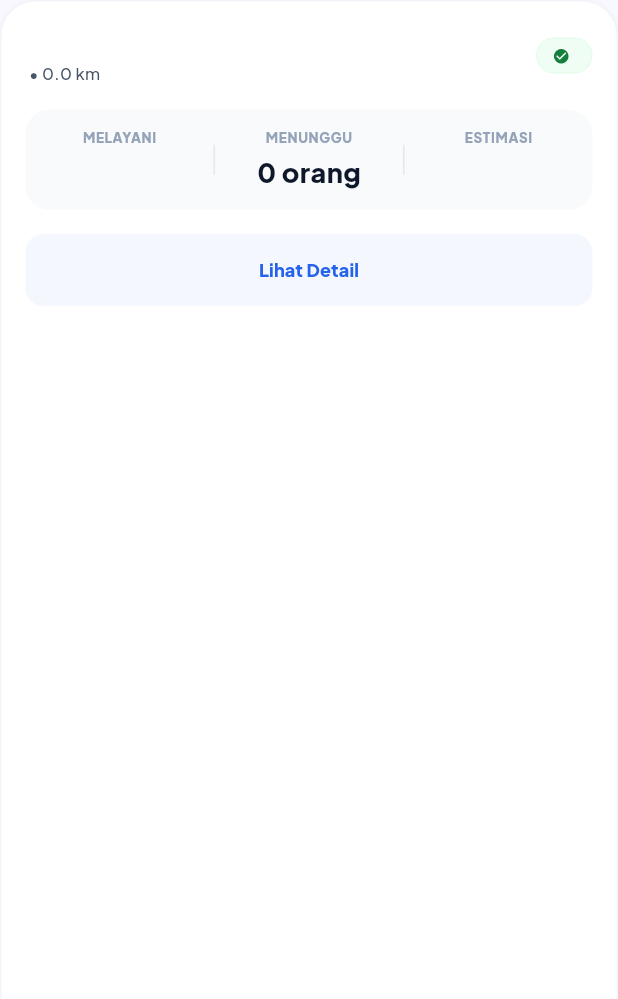
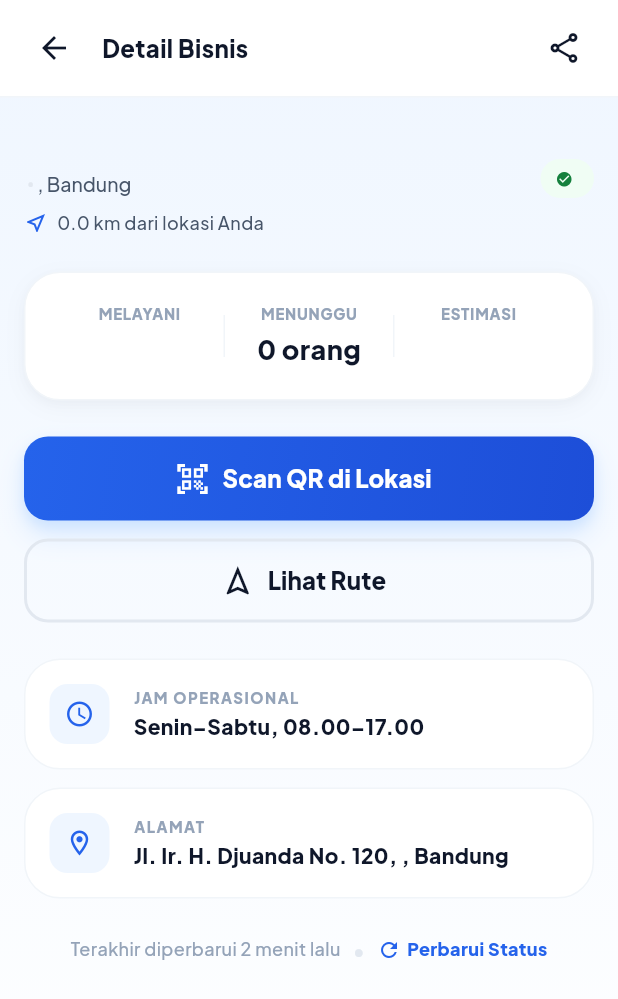
Before and after one commit to fikriandrrhm19/gantian-app, a Flutter app: the MerchantCard widget shown alone on an empty page, opened directly with empty values, after a tap on "Lihat Detail", on a phone screen of 412 x 824 dp. Shown: the top 999 px of the screen. Run offline on Flutter 3.47's test engine with Material 3 defaults, Android fonts, the light colour scheme and no system bars; network calls fail.

Commit message:
feat: integrate live MockAPI endpoint into MerchantController and lock inactive buttons

```diff
--- a/lib/controllers/merchant_controller.dart
+++ b/lib/controllers/merchant_controller.dart
@@ -1,4 +1,6 @@
+import 'dart:convert';
 import 'package:flutter/material.dart';
+import 'package:http/http.dart' as http;
 import '../models/merchant_model.dart';
 
 class MerchantController with ChangeNotifier {
@@ -15,45 +17,19 @@ class MerchantController with ChangeNotifier {
     _errorMessage = "";
     notifyListeners();
 
+    final url = Uri.parse('https://6a53d48b8547b9f7111bd6ee.mockapi.io/api/v1/merchants');
+
     try {
-      await Future.delayed(const Duration(milliseconds: 500));
+      final response = await http.get(url);
 
-      final List<Map<String, dynamic>> mockData = [
-        {
-          "id": "1",
-          "name": "Barbershop Pak Hendra",
-          "type": "Dago",
-          "status": "Buka",
-          "current_queue": "B-05",
-          "waiting_users": 8,
-          "estimated_time": "2j 40m",
-          "distance": 0.8
-        },
-        {
-          "id": "2",
-          "name": "Bengkel Maju Jaya",
-          "type": "Antapani",
-          "status": "Jeda",
-          "current_queue": "C-12",
-          "waiting_users": 3,
-          "estimated_time": "--",
-          "distance": 3.2
-        },
-        {
-          "id": "3",
-          "name": "Apotek Sehat Bersama",
-          "type": "Buah Batu",
-          "status": "Tutup",
-          "current_queue": "--",
-          "waiting_users": 0,
-          "estimated_time": "--",
-          "distance": 5.1
-        }
-      ];
-
-      _merchants = mockData.map((json) => MerchantModel.fromJson(json)).toList();
+      if (response.statusCode == 200) {
+        final List<dynamic> responseData = jsonDecode(response.body);
+        _merchants = responseData.map((json) => MerchantModel.fromJson(json)).toList();
+      } else {
+        _errorMessage = "Gagal mengambil data dari server";
+      }
     } catch (error) {
-      _errorMessage = "Terjadi kesalahan memuat data";
+      _errorMessage = "Terjadi kesalahan jaringan, silakan coba lagi";
     } finally {
       _isLoading = false;
       notifyListeners();
--- a/lib/views/home/widgets/merchant_card.dart
+++ b/lib/views/home/widgets/merchant_card.dart
@@ -1,5 +1,6 @@
 import 'package:flutter/material.dart';
 import '../../../models/merchant_model.dart';
+import '../../merchant_detail/merchant_detail_view.dart';
 
 class MerchantCard extends StatelessWidget {
   final MerchantModel merchant;
@@ -175,7 +176,16 @@ class MerchantCard extends StatelessWidget {
               width: double.infinity,
               height: 48,
               child: TextButton(
-                onPressed: () {},
+                onPressed: isPaused
+                    ? null
+                    : () {
+                        Navigator.push(
+                          context,
+                          MaterialPageRoute(
+                            builder: (context) => MerchantDetailView(merchant: merchant),
+                          ),
+                        );
+                      },
                 style: TextButton.styleFrom(
                   backgroundColor: isPaused ? const Color(0xffF8FAFC) : const Color(0xff2563EB).withOpacity(0.05),
                   shape: RoundedRectangleBorder(borderRadius: BorderRadius.circular(12)),
--- /dev/null
+++ b/lib/views/merchant_detail/merchant_detail_view.dart
@@ -0,0 +1,368 @@
+import 'package:flutter/material.dart';
+import '../../models/merchant_model.dart';
+
+class MerchantDetailView extends StatelessWidget {
+  final MerchantModel merchant;
+
+  const MerchantDetailView({super.key, required this.merchant});
+
+  @override
+  Widget build(BuildContext context) {
+    final bool isClosed = merchant.status.toLowerCase() == 'tutup';
+    final bool isPaused = merchant.status.toLowerCase() == 'jeda';
+
+    return Scaffold(
+      body: Container(
+        decoration: const BoxDecoration(
+          gradient: LinearGradient(
+            begin: Alignment.topCenter,
+            end: Alignment.bottomCenter,
+            colors: [
+              Color(0xffEFF6FF),
+              Color(0xffFFFFFF),
+            ],
+            stops: [0.0, 1.0],
+          ),
+        ),
+        child: SafeArea(
+          child: Column(
+            crossAxisAlignment: CrossAxisAlignment.start,
+            children: [
+              Container(
+                width: double.infinity,
+                padding: const EdgeInsets.symmetric(horizontal: 16, vertical: 12),
+                decoration: const BoxDecoration(
+                  color: Colors.white,
+                  border: Border(bottom: BorderSide(color: Color(0xffF1F5F9), width: 1.0)),
+                ),
+                child: Row(
+                  mainAxisAlignment: MainAxisAlignment.spaceBetween,
+                  children: [
+                    Row(
+                      children: [
+                        GestureDetector(
+                          onTap: () => Navigator.pop(context),
+                          child: Container(
+                            width: 40,
+                            height: 40,
+                            decoration: const BoxDecoration(shape: BoxShape.circle),
+                            child: const Icon(Icons.arrow_back, color: Color(0xff0F172A), size: 24),
+                          ),
+                        ),
+                        const SizedBox(width: 12),
+                        const Text(
+                          'Detail Bisnis',
+                          style: TextStyle(fontSize: 16, fontWeight: FontWeight.bold, color: Color(0xff0F172A), fontFamily: 'Plus Jakarta Sans'),
+                        ),
+                      ],
+                    ),
+                    Container(
+                      width: 40,
+                      height: 40,
+                      decoration: const BoxDecoration(shape: BoxShape.circle),
+                      child: const Icon(Icons.share_outlined, color: Color(0xff0F172A), size: 24),
+                    ),
+                  ],
+                ),
+              ),
+              Expanded(
+                child: ListView(
+                  padding: const EdgeInsets.all(16),
+                  children: [
+                    Row(
+                      mainAxisAlignment: MainAxisAlignment.spaceBetween,
+                      children: [
+                        Expanded(
+                          child: Column(
+                            crossAxisAlignment: CrossAxisAlignment.start,
+                            children: [
+                              Text(
+                                merchant.name,
+                                style: const TextStyle(fontSize: 24, fontWeight: FontWeight.w800, color: Color(0xff0F172A), fontFamily: 'Plus Jakarta Sans', height: 1.25),
+                              ),
+                              const SizedBox(height: 4),
+                              RichText(
+                                text: TextSpan(
+                                  style: const TextStyle(fontSize: 13, fontWeight: FontWeight.w500, color: Color(0xff475569), fontFamily: 'Plus Jakarta Sans'),
+                                  children: [
+                                    TextSpan(text: '${merchant.type} '),
+                                    const TextSpan(text: '•', style: TextStyle(color: Color(0xffE2E8F0))),
+                                    TextSpan(text: ' ${merchant.type}, Bandung'),
+                                  ],
+                                ),
+                              ),
+                              const SizedBox(height: 8),
+                              Row(
+                                children: [
+                                  const Icon(Icons.near_me_outlined, size: 16, color: Color(0xff2563EB)),
+                                  const SizedBox(width: 6),
+                                  Text(
+                                    '${merchant.distance} km dari lokasi Anda',
+                                    style: const TextStyle(fontSize: 12, fontWeight: FontWeight.w500, color: Color(0xff475569), fontFamily: 'Plus Jakarta Sans'),
+                                  ),
+                                ],
+                              ),
+                            ],
+                          ),
+                        ),
+                        Container(
+                          padding: const EdgeInsets.symmetric(horizontal: 10, vertical: 6),
+                          decoration: BoxDecoration(
+                            color: isClosed
+                                ? const Color(0xffE2E8F0)
+                                : (isPaused ? const Color(0xffFFFBEB) : const Color(0xffF0FDF4)),
+                            borderRadius: BorderRadius.circular(9999),
+                          ),
+                          child: Row(
+                            children: [
+                              Icon(
+                                isClosed
+                                    ? Icons.cancel
+                                    : (isPaused ? Icons.pause_circle : Icons.check_circle),
+                                size: 11.67,
+                                color: isClosed
+                                    ? const Color(0xff475569)
+                                    : (isPaused ? const Color(0xffB45309) : const Color(0xff15803D)),
+                              ),
+                              const SizedBox(width: 4),
+                              Text(
+                                merchant.status.toUpperCase(),
+                                style: TextStyle(
+                                  fontSize: 10,
+                                  fontWeight: FontWeight.w800,
+                                  letterSpacing: 0.25,
+                                  color: isClosed
+                                      ? const Color(0xff475569)
+                                      : (isPaused ? const Color(0xffB45309) : const Color(0xff15803D)),
+                                  fontFamily: 'Plus Jakarta Sans',
+                                ),
+                              ),
+                            ],
+                          ),
+                        ),
+                      ],
+                    ),
+                    const SizedBox(height: 24),
+                    Container(
+                      padding: const EdgeInsets.all(20),
+                      decoration: BoxDecoration(
+                        color: Colors.white,
+                        borderRadius: BorderRadius.circular(24),
+                        border: Border.all(color: const Color(0xffF1F5F9)),
+                        boxShadow: [
+                          BoxShadow(
+                            color: const Color(0xff0F172A).withOpacity(0.02),
+                            blurRadius: 4,
+                            offset: const Offset(0, 2),
+                          ),
+                          BoxShadow(
+                            color: const Color(0xff0F172A).withOpacity(0.04),
+                            blurRadius: 12,
+                            offset: const Offset(0, 4),
+                          ),
+                        ],
+                      ),
+                      child: Row(
+                        children: [
+                          Expanded(
+                            child: Column(
+                              children: [
+                                const Text(
+                                  'MELAYANI',
+                                  style: TextStyle(fontSize: 10, fontWeight: FontWeight.bold, letterSpacing: 0.5, color: Color(0xff94A3B8), fontFamily: 'Plus Jakarta Sans'),
+                                ),
+                                const SizedBox(height: 4),
+                                Text(
+                                  merchant.currentQueue,
+                                  style: const TextStyle(fontSize: 18, fontWeight: FontWeight.bold, color: Color(0xff2563EB), fontFamily: 'Plus Jakarta Sans'),
+                                ),
+                              ],
+                            ),
+                          ),
+                          Container(width: 1, height: 28, color: const Color(0xffF1F5F9)),
+                          Expanded(
+                            child: Column(
+                              children: [
+                                const Text(
+                                  'MENUNGGU',
+                                  style: TextStyle(fontSize: 10, fontWeight: FontWeight.bold, letterSpacing: 0.5, color: Color(0xff94A3B8), fontFamily: 'Plus Jakarta Sans'),
+                                ),
+                                const SizedBox(height: 4),
+                                Text(
+                                  '${merchant.waitingUsers} orang',
+                                  style: const TextStyle(fontSize: 18, fontWeight: FontWeight.bold, color: Color(0xff0F172A), fontFamily: 'Plus Jakarta Sans'),
+                                ),
+                              ],
+                            ),
+                          ),
+                          Container(width: 1, height: 28, color: const Color(0xffF1F5F9)),
+                          Expanded(
+                            child: Column(
+                              children: [
+                                const Text(
+                                  'ESTIMASI',
+                                  style: TextStyle(fontSize: 10, fontWeight: FontWeight.bold, letterSpacing: 0.5, color: Color(0xff94A3B8), fontFamily: 'Plus Jakarta Sans'),
+                                ),
+                                const SizedBox(height: 4),
+                                Text(
+                                  merchant.estimatedTime,
+                                  style: TextStyle(fontSize: 18, fontWeight: FontWeight.bold, color: isPaused ? const Color(0xffCBD5E1) : const Color(0xff0F172A), fontFamily: 'Plus Jakarta Sans'),
+                                ),
+                              ],
+                            ),
+                          ),
+                        ],
+                      ),
+                    ),
+                    const SizedBox(height: 24),
+                    Column(
+                      children: [
+                        SizedBox(
+                          width: double.infinity,
+                          height: 56,
+                          child: Container(
+                            decoration: BoxDecoration(
+                              gradient: isClosed || isPaused
+                                  ? null
+                                  : const LinearGradient(
+                                      begin: Alignment.topLeft,
+                                      end: Alignment.bottomRight,
+                                      colors: [Color(0xff2563EB), Color(0xff1D4ED8)],
+                                    ),
+                              color: isClosed || isPaused ? const Color(0xffE2E8F0) : null,
+                              borderRadius: BorderRadius.circular(16),
+                              boxShadow: isClosed || isPaused
+                                  ? []
+                                  : [
+                                      BoxShadow(
+                                        color: const Color(0xffBFDBFE).withOpacity(0.5),
+                                        blurRadius: 6,
+                                        offset: const Offset(0, 4),
+                                      ),
+                                      BoxShadow(
+                                        color: const Color(0xffBFDBFE).withOpacity(0.5),
+                                        blurRadius: 15,
+                                        offset: const Offset(0, 10),
+                                      ),
+                                    ],
+                            ),
+                            child: ElevatedButton.icon(
+                              onPressed: isClosed || isPaused ? null : () {},
+                              icon: const Icon(Icons.qr_code_scanner, color: Colors.white, size: 24),
+                              label: const Text('Scan QR di Lokasi', style: TextStyle(color: Colors.white, fontSize: 16, fontWeight: FontWeight.bold, fontFamily: 'Plus Jakarta Sans')),
+                              style: ElevatedButton.styleFrom(
+                                backgroundColor: Colors.transparent,
+                                shadowColor: Colors.transparent,
+                                shape: RoundedRectangleBorder(borderRadius: BorderRadius.circular(16)),
+                              ),
+                            ),
+                          ),
+                        ),
+                        const SizedBox(height: 12),
+                        SizedBox(
+                          width: double.infinity,
+                          height: 56,
+                          child: OutlinedButton.icon(
+                            onPressed: () {},
+                            icon: const Icon(Icons.navigation_outlined, color: Color(0xff0F172A), size: 24),
+                            label: const Text('Lihat Rute', style: TextStyle(color: Color(0xff0F172A), fontSize: 16, fontWeight: FontWeight.bold, fontFamily: 'Plus Jakarta Sans')),
+                            style: OutlinedButton.styleFrom(
+                              side: const BorderSide(color: Color(0xffE2E8F0), width: 2.0),
+                              shape: RoundedRectangleBorder(borderRadius: BorderRadius.circular(16)),
+                            ),
+                          ),
+                        ),
+                      ],
+                    ),
+                    const SizedBox(height: 24),
+                    Column(
+                      children: [
+                        Container(
+                          padding: const EdgeInsets.all(16),
+                          margin: const EdgeInsets.only(bottom: 12),
+                          decoration: BoxDecoration(
+                            color: Colors.white,
+                            borderRadius: BorderRadius.circular(24),
+                            border: Border.all(color: const Color(0xffF1F5F9)),
+                          ),
+                          child: Row(
+                            children: [
+                              Container(
+                                width: 40,
+                                height: 40,
+                                decoration: BoxDecoration(color: const Color(0xffEFF6FF), borderRadius: BorderRadius.circular(12)),
+                                child: const Icon(Icons.schedule, color: Color(0xff2563EB), size: 20),
+                              ),
+                              const SizedBox(width: 16),
+                              const Column(
+                                crossAxisAlignment: CrossAxisAlignment.start,
+                                children: [
+                                  Text('JAM OPERASIONAL', style: TextStyle(fontSize: 10, fontWeight: FontWeight.bold, letterSpacing: 1, color: Color(0xff94A3B8), fontFamily: 'Plus Jakarta Sans')),
+                                  SizedBox(height: 2),
+                                  Text('Senin–Sabtu, 08.00–17.00', style: TextStyle(fontSize: 14, fontWeight: FontWeight.w600, color: Color(0xff0F172A), fontFamily: 'Plus Jakarta Sans')),
+                                ],
+                              ),
+                            ],
+                          ),
+                        ),
+                        Container(
+                          padding: const EdgeInsets.all(16),
+                          decoration: BoxDecoration(
+                            color: Colors.white,
+                            borderRadius: BorderRadius.circular(24),
+                            border: Border.all(color: const Color(0xffF1F5F9)),
+                          ),
+                          child: Row(
+                            children: [
+                              Container(
+                                width: 40,
+                                height: 40,
+                                decoration: BoxDecoration(color: const Color(0xffEFF6FF), borderRadius: BorderRadius.circular(12)),
+                                child: const Icon(Icons.location_on_outlined, color: Color(0xff2563EB), size: 20),
+                              ),
+                              const SizedBox(width: 16),
+                              Expanded(
+                                child: Column(
+                                  crossAxisAlignment: CrossAxisAlignment.start,
+                                  children: [
+                                    const Text('ALAMAT', style: TextStyle(fontSize: 10, fontWeight: FontWeight.bold, letterSpacing: 1, color: Color(0xff94A3B8), fontFamily: 'Plus Jakarta Sans')),
+                                    const SizedBox(height: 2),
+                                    Text('Jl. Ir. H. Djuanda No. 120, ${merchant.type}, Bandung', style: const TextStyle(fontSize: 14, fontWeight: FontWeight.w600, color: Color(0xff0F172A), fontFamily: 'Plus Jakarta Sans')),
+                                  ],
+                                ),
+                              ),
+                            ],
+                          ),
+                        ),
+                      ],
+                    ),
+                    const SizedBox(height: 24),
+                    Row(
+                      mainAxisAlignment: MainAxisAlignment.center,
+                      children: [
+                        const Text('Terakhir diperbarui 2 menit lalu', style: TextStyle(fontSize: 12, fontWeight: FontWeight.w500, color: Color(0xff94A3B8), fontFamily: 'Plus Jakarta Sans')),
+                        const SizedBox(width: 8),
+                        const Text('•', style: TextStyle(color: Color(0xffE2E8F0))),
+                        const SizedBox(width: 8),
+                        GestureDetector(
+                          onTap: () {},
+                          child: const Row(
+                            children: [
+                              Icon(Icons.refresh, color: Color(0xff2563EB), size: 16),
+                              SizedBox(width: 4),
+                              Text('Perbarui Status', style: TextStyle(fontSize: 12, fontWeight: FontWeight.bold, color: Color(0xff2563EB), fontFamily: 'Plus Jakarta Sans')),
+                            ],
+                          ),
+                        ),
+                      ],
+                    ),
+                  ],
+                ),
+              ),
+            ],
+          ),
+        ),
+      ),
+    );
+  }
+}
```
